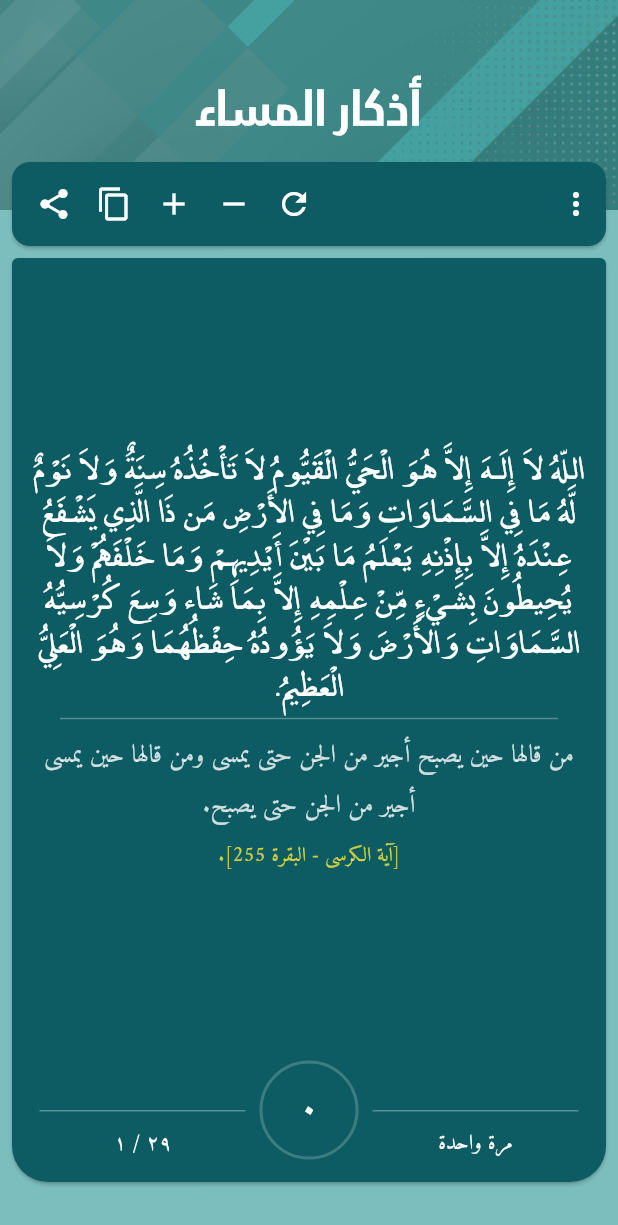
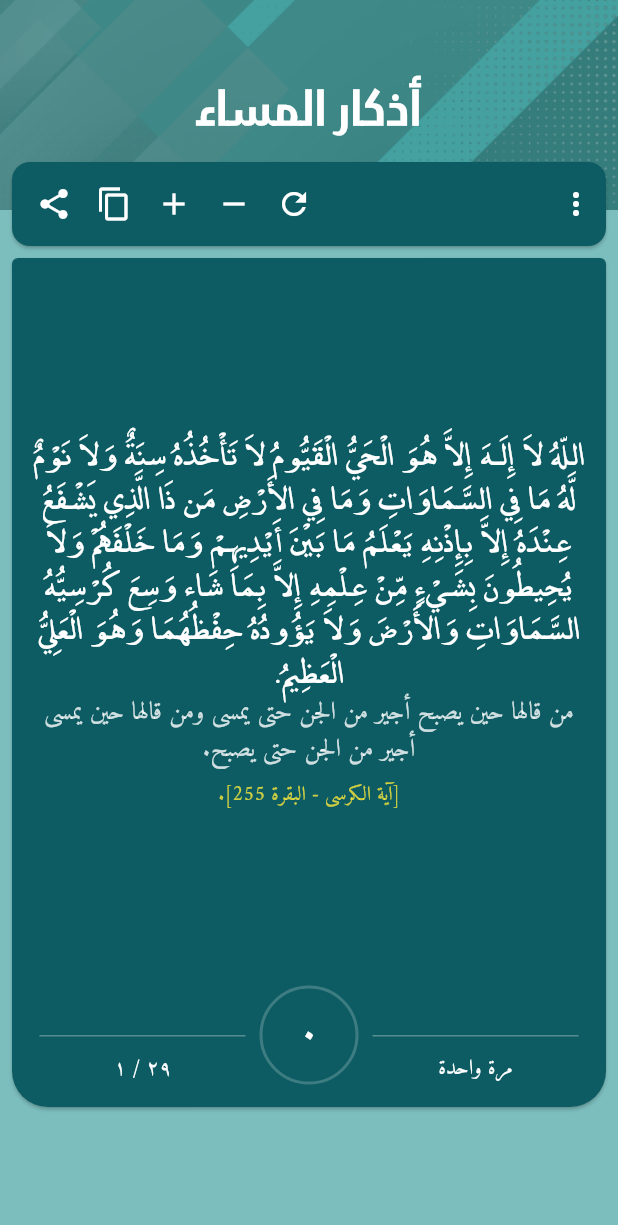
Before and after one commit to itiswd/Latest-Paqyat, a Flutter app: the Masaa screen opened directly, on a phone screen of 412 x 824 dp. Shown: the top 1225 px of the screen. Run offline on Flutter 3.47's test engine with Material 3 defaults, Android fonts, the phone set to English and light mode, and no system bars; our stand-ins replace adhan, animate_do, audioplayers, cached_network_image, flutter_spinkit, hijri and 5 more; missing offline and left inert: flutter_islamic_icons, quran; accounts and stored records are empty; network calls fail.

Commit message:
Refactor Masaa and Sabah pages for readability and consistency
- Simplified conditional rendering in Masaa page by removing nested Visibility widgets and replacing them with direct if conditions within the Column widget.
- Added a comment for Zekr section in Masaa page for better code readability.
- Adjusted the height of a SizedBox in Masaa page to improve layout spacing.
- Changed the text height style in Sabah page from 2 to 1.5 for better visual consistency across the application.

```diff
--- a/lib/pages/Masaa.dart
+++ b/lib/pages/Masaa.dart
@@ -350,6 +350,7 @@ class _MasaaState extends State<Masaa> {
                                                     const BouncingScrollPhysics(),
                                                 child: Column(
                                                   children: [
+                                                    //Zekr
                                                     Text(
                                                       '${masaaitems['masaaitems'][ncounterr]["zekr"]}',
                                                       textAlign:
@@ -361,45 +362,11 @@ class _MasaaState extends State<Masaa> {
                                                         fontSize: tSize,
                                                       ),
                                                     ),
-                                                    Visibility(
-                                                        visible: masaaitems['masaaitems']
-                                                                            [
-                                                                            ncounterr]
-                                                                        [
-                                                                        "reference"] ==
-                                                                    "" &&
-                                                                masaaitems['masaaitems']
-                                                                            [
-                                                                            ncounterr]
-                                                                        [
-                                                                        "description"] ==
-                                                                    ""
-                                                            ? false
-                                                            : true,
-                                                        child: Column(
-                                                          crossAxisAlignment:
-                                                              CrossAxisAlignment
-                                                                  .center,
-                                                          children: [
-                                                            Divider(
-                                                              height: 16,
-                                                              endIndent: 24,
-                                                              indent: 24,
-                                                              color: Colors
-                                                                  .white
-                                                                  .withOpacity(
-                                                                      0.3),
-                                                            ),
-                                                            Visibility(
-                                                              visible: masaaitems['masaaitems']
-                                                                              [
-                                                                              ncounterr]
-                                                                          [
-                                                                          "description"] ==
-                                                                      ""
-                                                                  ? false
-                                                                  : true,
-                                                              child: Padding(
+                                                    if (masaaitems['masaaitems']
+                                                                [ncounterr]
+                                                            ["description"] !=
+                                                        "")
+                                                      Padding(
                                                         padding:
                                                             const EdgeInsets
                                                                 .symmetric(
@@ -408,70 +375,44 @@ class _MasaaState extends State<Masaa> {
                                                         child: Text(
                                                           '${masaaitems['masaaitems'][ncounterr]["description"]}',
                                                           textAlign:
-                                                                      TextAlign
-                                                                          .center,
-                                                                  style:
-                                                                      TextStyle(
-                                                                    color: Colors
-                                                                        .white
+                                                              TextAlign.center,
+                                                          style: TextStyle(
+                                                            color: Colors.white
                                                                 .withOpacity(
                                                                     0.8),
-                                                                    height: 2,
+                                                            height: 1.5,
                                                             fontFamily:
                                                                 'Amiri-Regular',
-                                                                    wordSpacing:
-                                                                        0,
+                                                            wordSpacing: 0,
                                                             fontSize:
-                                                                        tSize /
-                                                                            1.2,
+                                                                tSize / 1.2,
                                                           ),
                                                         ),
                                                       ),
-                                                            ),
-                                                            Visibility(
-                                                              visible: masaaitems['masaaitems']
-                                                                              [
-                                                                              ncounterr]
-                                                                          [
-                                                                          "reference"] ==
-                                                                      ""
-                                                                  ? false
-                                                                  : true,
-                                                              child: Row(
-                                                                mainAxisAlignment:
-                                                                    MainAxisAlignment
-                                                                        .center,
-                                                                children: [
+                                                    if (masaaitems['masaaitems']
+                                                                [ncounterr]
+                                                            ["reference"] !=
+                                                        "")
                                                       Padding(
                                                         padding:
                                                             const EdgeInsets
-                                                                            .all(
-                                                                            8),
+                                                                .all(8),
                                                         child: Text(
                                                           '${masaaitems['masaaitems'][ncounterr]["reference"]}',
                                                           textAlign:
-                                                                          TextAlign
-                                                                              .right,
-                                                                      style:
-                                                                          TextStyle(
-                                                                        color: Colors
-                                                                            .yellow
-                                                                            .withOpacity(0.8),
+                                                              TextAlign.right,
+                                                          style: TextStyle(
+                                                            color: Colors.yellow
+                                                                .withOpacity(
+                                                                    0.8),
                                                             fontFamily:
                                                                 'Amiri-Regular',
-                                                                        wordSpacing:
-                                                                            0,
+                                                            wordSpacing: 0,
                                                             fontSize:
-                                                                            tSize /
-                                                                                1.5,
+                                                                tSize / 1.5,
                                                           ),
                                                         ),
                                                       ),
-                                                                ],
-                                                              ),
-                                                            ),
-                                                          ],
-                                                        ))
                                                   ],
                                                 ),
                                               ),
@@ -590,7 +531,7 @@ class _MasaaState extends State<Masaa> {
                     ),
                   ),
                   const SizedBox(
-                    height: 32,
+                    height: 82,
                   ),
                 ],
               ),
--- a/lib/pages/Sabah.dart
+++ b/lib/pages/Sabah.dart
@@ -372,7 +372,7 @@ class _SabahState extends State<Sabah> {
                                                             color: Colors.white
                                                                 .withOpacity(
                                                                     0.8),
-                                                            height: 2,
+                                                            height: 1.5,
                                                             fontFamily:
                                                                 'Amiri-Regular',
                                                             wordSpacing: 0,
```
Lines whose indentation alone changed are shown as unchanged.
